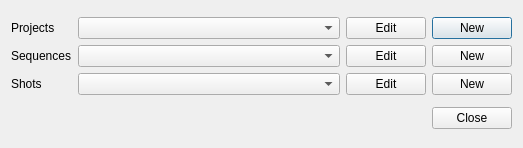
The window that oyProjectManager/ui/project_manager.ui (code-google-com/oyprojectmanager) describes before a commit, drawn with Qt 5.
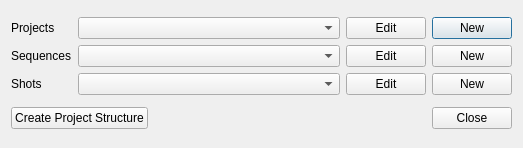
The same window after the commit.

Commit message: added a new push button in project_manager ui to create the project structure when hit

Diff of the .ui file:
```diff
--- a/oyProjectManager/ui/project_manager.ui
+++ b/oyProjectManager/ui/project_manager.ui
@@ -92,6 +92,13 @@
    </item>
    <item>
     <layout class="QHBoxLayout" name="horizontalLayout">
+     <item>
+      <widget class="QPushButton" name="create_project_structure_pushButton">
+       <property name="text">
+        <string>Create Project Structure</string>
+       </property>
+      </widget>
+     </item>
      <item>
       <spacer name="horizontalSpacer">
        <property name="orientation">
```
The commit also changes 6 other files.
